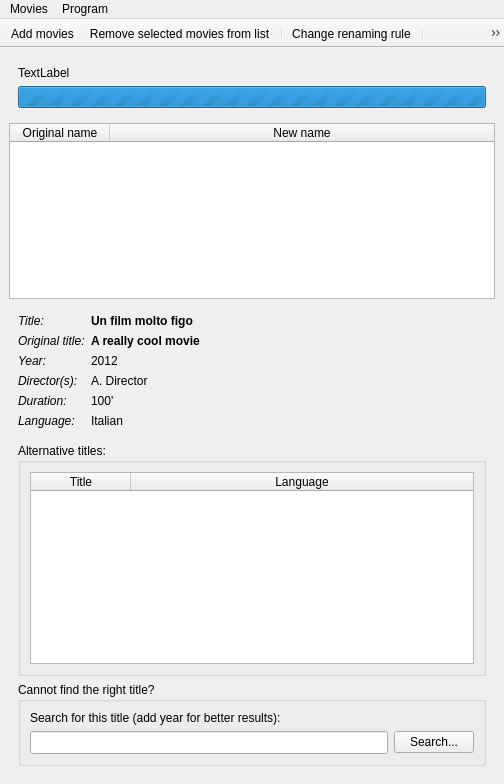
Old version of the form src/main_window.ui in the repository albemala/almoviesrenamer.
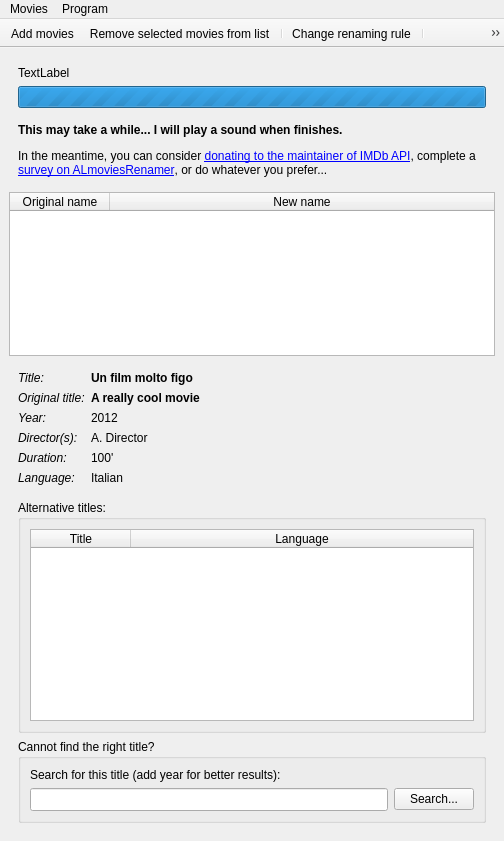
New version of the form. Icons and pictures are not drawn.

Commit message: added "advertising" label during information search

Patch:
```diff
--- a/src/main_window.ui
+++ b/src/main_window.ui
@@ -7,7 +7,7 @@
     <x>0</x>
     <y>0</y>
     <width>503</width>
-    <height>784</height>
+    <height>841</height>
    </rect>
   </property>
   <property name="windowIcon">
@@ -42,6 +42,38 @@
          </property>
         </widget>
        </item>
+       <item>
+        <spacer name="verticalSpacer">
+         <property name="orientation">
+          <enum>Qt::Vertical</enum>
+         </property>
+         <property name="sizeType">
+          <enum>QSizePolicy::Fixed</enum>
+         </property>
+         <property name="sizeHint" stdset="0">
+          <size>
+           <width>20</width>
+           <height>9</height>
+          </size>
+         </property>
+        </spacer>
+       </item>
+       <item>
+        <widget class="QLabel" name="label_loading_2">
+         <property name="sizePolicy">
+          <sizepolicy hsizetype="Preferred" vsizetype="Minimum">
+           <horstretch>0</horstretch>
+           <verstretch>0</verstretch>
+          </sizepolicy>
+         </property>
+         <property name="text">
+          <string>&lt;html&gt;&lt;head/&gt;&lt;body&gt;&lt;p&gt;&lt;span style=&quot; font-weight:600;&quot;&gt;This may take a while... I will play a sound when finishes.&lt;/span&gt;&lt;/p&gt;&lt;p&gt;In the meantime, you can consider &lt;a href=&quot;http://www.imdbapi.com/&quot;&gt;&lt;span style=&quot; text-decoration: underline; color:#0000ff;&quot;&gt;donating to the maintainer of IMDb API&lt;/span&gt;&lt;/a&gt;, complete a &lt;a href=&quot;https://docs.google.com/spreadsheet/gform?key=0Au2mzMTLeYCydHJRb3BBb21rdHZ3eV9pSnVKWTV3b1E&amp;amp;hl=it#edit&quot;&gt;&lt;span style=&quot; text-decoration: underline; color:#0000ff;&quot;&gt;survey on ALmoviesRenamer&lt;/span&gt;&lt;/a&gt;, or do whatever you prefer...&lt;/p&gt;&lt;/body&gt;&lt;/html&gt;</string>
+         </property>
+         <property name="wordWrap">
+          <bool>true</bool>
+         </property>
+        </widget>
+       </item>
       </layout>
      </widget>
     </item>
```
